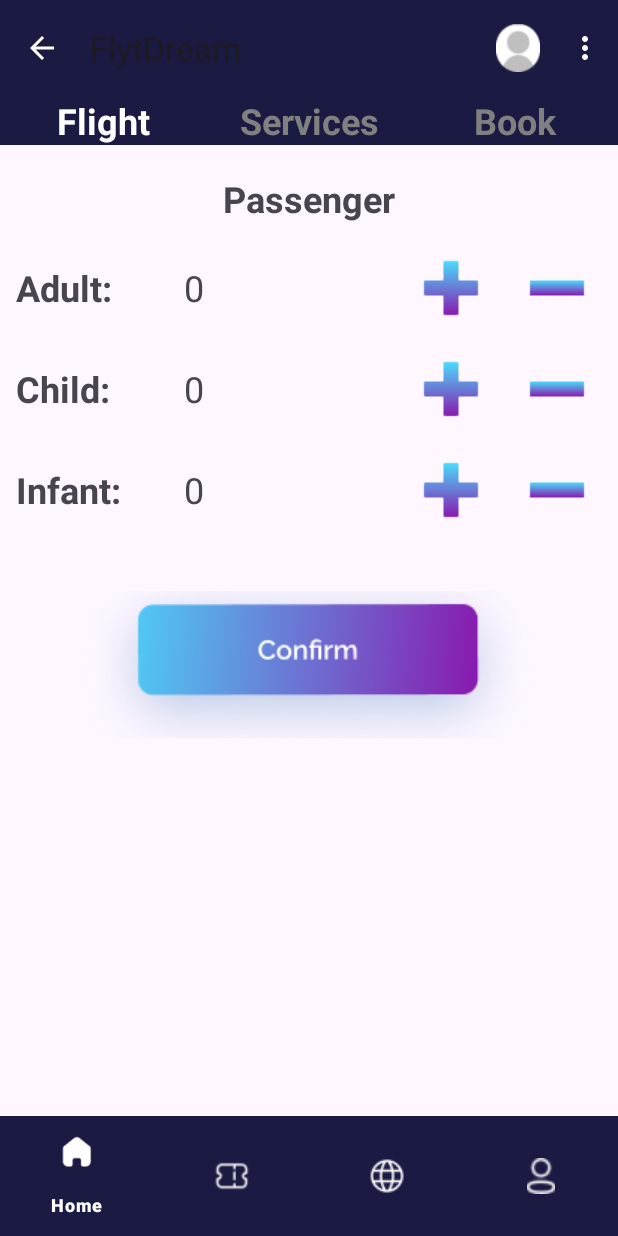
After one commit to T1adus/CSIT214-Project-Deliverable, an Android app: the fragment PassengerCountFragment placed in its activity, on a phone screen of 412 x 824 dp. The commit adds this screen. Run offline under Robolectric (Android 15) with nearby library versions, the phone set to English and light mode, and no system bars.

Commit message:
PassengerCountFragment
This commit creates the PassengerCountFragment. It is an extension of the TripFragment to enable the user to input the number of each type of passengers.

```diff
--- /dev/null
+++ b/FlytDream/app/src/main/java/com/example/flytdream/PassengerCountFragment.java
@@ -0,0 +1,188 @@
+package com.example.flytdream;
+
+import android.os.Bundle;
+
+import androidx.appcompat.app.ActionBar;
+import androidx.appcompat.app.AppCompatActivity;
+import androidx.fragment.app.Fragment;
+
+import android.view.LayoutInflater;
+import android.view.Menu;
+import android.view.MenuInflater;
+import android.view.MenuItem;
+import android.view.View;
+import android.view.ViewGroup;
+import android.widget.Button;
+import android.widget.ImageButton;
+import android.widget.TextView;
+import android.widget.Toast;
+
+import org.w3c.dom.Text;
+
+import java.text.SimpleDateFormat;
+import java.util.Calendar;
+import java.util.Date;
+import java.util.Locale;
+
+/**
+ * A simple {@link Fragment} subclass.
+ * Use the {@link PassengerCountFragment#newInstance} factory method to
+ * create an instance of this fragment.
+ */
+public class PassengerCountFragment extends Fragment {
+    private CoreActivity activity;
+    private BookingSession aBookingSession;
+    private TextView adultCount;
+    private ImageButton adultAdd;
+    private ImageButton adultMinus;
+    private TextView childCount;
+    private ImageButton childAdd;
+    private ImageButton childMinus;
+    private TextView infantCount;
+    private ImageButton infantAdd;
+    private ImageButton infantMinus;
+    private ImageButton confirmButton;
+
+    private int adult;
+    private int child;
+    private int infant;
+
+    // TODO: Rename parameter arguments, choose names that match
+    // the fragment initialization parameters, e.g. ARG_ITEM_NUMBER
+    private static final String ARG_PARAM1 = "param1";
+    private static final String ARG_PARAM2 = "param2";
+
+    // TODO: Rename and change types of parameters
+    private String mParam1;
+    private String mParam2;
+
+    public PassengerCountFragment() {
+        // Required empty public constructor
+    }
+
+    /**
+     * Use this factory method to create a new instance of
+     * this fragment using the provided parameters.
+     *
+     * @param param1 Parameter 1.
+     * @param param2 Parameter 2.
+     * @return A new instance of fragment PassengerCountFragment.
+     */
+    // TODO: Rename and change types and number of parameters
+    public static PassengerCountFragment newInstance(String param1, String param2) {
+        PassengerCountFragment fragment = new PassengerCountFragment();
+        Bundle args = new Bundle();
+        args.putString(ARG_PARAM1, param1);
+        args.putString(ARG_PARAM2, param2);
+        fragment.setArguments(args);
+        return fragment;
+    }
+
+    @Override
+    public void onCreate(Bundle savedInstanceState) {
+        super.onCreate(savedInstanceState);
+        if (getArguments() != null) {
+            mParam1 = getArguments().getString(ARG_PARAM1);
+            mParam2 = getArguments().getString(ARG_PARAM2);
+        }
+    }
+
+    @Override
+    public View onCreateView(LayoutInflater inflater, ViewGroup container,
+                             Bundle savedInstanceState) {
+        // Inflate the layout for this fragment
+        View view = inflater.inflate(R.layout.fragment_passenger_count, container, false);
+        setHasOptionsMenu(true);
+        activity = (CoreActivity) getActivity();
+        aBookingSession = activity.getBookingSession();
+
+        int[] passengers = aBookingSession.getPassenger();
+
+        adult = passengers[0];
+        child = passengers[1];
+        infant = passengers[2];
+
+        adultCount = view.findViewById(R.id.adultCount);
+        adultAdd = view.findViewById(R.id.adultAdd);
+        adultMinus = view.findViewById(R.id.adultMinus);
+        adultAdd.setOnClickListener(clickListener);
+        adultMinus.setOnClickListener(clickListener);
+
+        childCount = view.findViewById(R.id.childCount);
+        childAdd = view.findViewById(R.id.childAdd);
+        childMinus = view.findViewById(R.id.childMinus);
+        childAdd.setOnClickListener(clickListener);
+        childMinus.setOnClickListener(clickListener);
+
+        infantCount = view.findViewById(R.id.infantCount);
+        infantAdd = view.findViewById(R.id.infantAdd);
+        infantMinus = view.findViewById(R.id.infantMinus);
+        infantAdd.setOnClickListener(clickListener);
+        infantMinus.setOnClickListener(clickListener);
+
+        adultCount.setText(Integer.toString(adult));
+        childCount.setText(Integer.toString(child));
+        infantCount.setText(Integer.toString(infant));
+
+        confirmButton = view.findViewById(R.id.confirmButton);
+        confirmButton.setOnClickListener(clickListener);
+
+        return view;
+    }
+
+    View.OnClickListener clickListener = new View.OnClickListener() {
+        @Override
+        public void onClick(View v) {
+            if (v.getId() == R.id.adultAdd) {
+                adult += 1;
+                adultCount.setText(Integer.toString(adult));
+            } else if (v.getId() == R.id.adultMinus) {
+                if (adult > 0) {
+                    adult -= 1;
+                    adultCount.setText(Integer.toString(adult));
+                }
+            } else if (v.getId() == R.id.childAdd) {
+                child += 1;
+                childCount.setText(Integer.toString(child));
+            } else if (v.getId() == R.id.childMinus) {
+                if (child > 0) {
+                    child -= 1;
+                    childCount.setText(Integer.toString(child));
+                }
+            } else if (v.getId() == R.id.infantAdd) {
+                infant += 1;
+                infantCount.setText(Integer.toString(infant));
+            } else if (v.getId() == R.id.infantMinus) {
+                if (infant > 0) {
+                    infant -= 1;
+                    infantCount.setText(Integer.toString(infant));
+                }
+            } else if (v.getId() == R.id.confirmButton) {
+                aBookingSession.setPassenger(adult, child, infant);
+                activity.loadFragment(new TripFragment());
+            }
+        }
+    };
+
+    @Override
+    public void onCreateOptionsMenu(Menu menu, MenuInflater inflater) {
+        inflater.inflate(R.menu.top_nav_menu, menu);
+        super.onCreateOptionsMenu(menu, inflater);
+
+        ActionBar actionBar = ((AppCompatActivity) requireActivity()).getSupportActionBar();
+        if (actionBar != null) {
+            actionBar.setDisplayHomeAsUpEnabled(true);
+        }
+    }
+
+    @Override
+    public boolean onOptionsItemSelected (MenuItem item){
+        if (item.getItemId() == R.id.action_profile) {
+            Toast.makeText(this.getActivity(), "Yo!", Toast.LENGTH_SHORT).show();
+        } else if (item.getItemId() == android.R.id.home) {
+            activity.loadFragment(new TripFragment());
+            return true;
+        }
+        return super.onOptionsItemSelected(item);
+    }
+}
--- a/FlytDream/app/src/main/java/com/example/flytdream/TripFragment.java
+++ b/FlytDream/app/src/main/java/com/example/flytdream/TripFragment.java
@@ -115,7 +115,7 @@ public class TripFragment extends Fragment {
             } else if (v.getId() == R.id.dateSelection) {
                 activity.loadFragment(new CalendarFragment());
             } else if (v.getId() == R.id.passengerInput) {
-                activity.loadFragment(new CustomerInfoFragment());
+                activity.loadFragment(new PassengerCountFragment());
             }
         }
     };
@@ -141,7 +141,31 @@ public class TripFragment extends Fragment {
         int infant = passenger[2];
 
         if (adult != 0 || child != 0 || infant != 0) {
-            String passengerDisplay = String.format("%d Adults, %d Kids, %d Infants", adult, child, infant);
+            String adultCount = "";
+            String childCount = "";
+            String infantCount = "";
+
+            if (adult > 0) {
+                if (child > 0 || infant > 0) {
+                    adultCount = String.format("%d Adults,", adult);
+                } else {
+                    adultCount = String.format("%d Adults", adult);
+                }
+            }
+
+            if (child > 0) {
+                if (infant > 0) {
+                    childCount = String.format("%d Kids,", child);
+                } else {
+                    childCount = String.format("%d Kids", child);
+                }
+            }
+
+            if (infant > 0) {
+                infantCount = String.format("%d Infants", infant);
+            }
+
+            String passengerDisplay = String.format("%s %s %s", adultCount, childCount, infantCount);
             passengerInput.setText(passengerDisplay);
         }
     }
--- a/FlytDream/app/src/main/res/layout/activity_sign_in.xml
+++ b/FlytDream/app/src/main/res/layout/activity_sign_in.xml
@@ -51,7 +51,7 @@
         android:background="@drawable/edit_text_border"
         android:ems="10"
         android:hint="@string/emailRegisterHint"
-        android:inputType="textPassword"
+        android:inputType="text"
         android:paddingLeft="16dp"
         android:text="@string/blank"
         android:textColor="@color/white"
@@ -69,7 +69,7 @@
         android:background="@drawable/edit_text_border"
         android:ems="10"
         android:hint="@string/passwordEditHint"
-        android:inputType="phone"
+        android:inputType="textPassword"
         android:paddingLeft="16dp"
         android:text="@string/blank"
         android:textColor="@color/white"
--- a/FlytDream/app/src/main/res/layout/fragment_calendar.xml
+++ b/FlytDream/app/src/main/res/layout/fragment_calendar.xml
@@ -53,6 +53,12 @@
         </LinearLayout>
 
         <TextView
+            android:id="@+id/textView2"
+            android:layout_width="match_parent"
+            android:layout_height="wrap_content"
+            android:text="@string/blank" />
+
+        <TextView
             android:id="@+id/textView3"
             android:layout_width="match_parent"
             android:layout_height="wrap_content"
@@ -71,9 +77,9 @@
         <ImageButton
             android:id="@+id/confirmButton"
             android:layout_width="match_parent"
-            android:layout_height="wrap_content"
-            android:src="@drawable/seat_confirm"
-            android:background="@android:color/transparent"/>
+            android:layout_height="93dp"
+            android:background="@android:color/transparent"
+            android:src="@drawable/seat_confirm" />
 
     </LinearLayout>
 
--- /dev/null
+++ b/FlytDream/app/src/main/res/layout/fragment_passenger_count.xml
@@ -0,0 +1,257 @@
+<?xml version="1.0" encoding="utf-8"?>
+<FrameLayout xmlns:android="http://schemas.android.com/apk/res/android"
+    xmlns:tools="http://schemas.android.com/tools"
+    android:layout_width="match_parent"
+    android:layout_height="match_parent"
+    tools:context=".PassengerCountFragment">
+
+    <LinearLayout
+        android:layout_width="match_parent"
+        android:layout_height="match_parent"
+        android:gravity="center"
+        android:orientation="vertical">
+
+        <LinearLayout
+            android:layout_width="match_parent"
+            android:layout_height="wrap_content"
+            android:orientation="horizontal">
+
+            <TextView
+                android:id="@+id/flightSection"
+                android:layout_width="fill_parent"
+                android:layout_height="fill_parent"
+                android:layout_weight="1"
+                android:background="@color/darkblue"
+                android:text="@string/flightSectionText"
+                android:textAlignment="center"
+                android:textColor="@color/white"
+                android:textSize="24sp"
+                android:textStyle="bold" />
+
+            <TextView
+                android:id="@+id/serviceSection"
+                android:layout_width="fill_parent"
+                android:layout_height="fill_parent"
+                android:layout_weight="1"
+                android:background="@color/darkblue"
+                android:text="@string/serviceSectionText"
+                android:textAlignment="center"
+                android:textColor="@color/grey"
+                android:textSize="24sp"
+                android:textStyle="bold" />
+
+            <TextView
+                android:id="@+id/bookSection"
+                android:layout_width="fill_parent"
+                android:layout_height="fill_parent"
+                android:layout_weight="1"
+                android:background="@color/darkblue"
+                android:text="@string/bookSectionText"
+                android:textAlignment="center"
+                android:textColor="@color/grey"
+                android:textSize="24sp"
+                android:textStyle="bold" />
+
+        </LinearLayout>
+
+        <LinearLayout
+            android:layout_width="390dp"
+            android:layout_height="match_parent"
+            android:layout_gravity="center_horizontal"
+            android:orientation="vertical">
+
+            <TextView
+                android:id="@+id/textView2"
+                android:layout_width="match_parent"
+                android:layout_height="wrap_content"
+                android:text="@string/blank" />
+
+            <TextView
+                android:id="@+id/textView3"
+                android:layout_width="match_parent"
+                android:layout_height="wrap_content"
+                android:text="@string/passengerCount"
+                android:textAlignment="center"
+                android:textSize="24sp"
+                android:textStyle="bold" />
+
+
+            <TextView
+                android:id="@+id/textView18"
+                android:layout_width="match_parent"
+                android:layout_height="wrap_content"
+                android:text="@string/blank" />
+
+            <LinearLayout
+                android:layout_width="match_parent"
+                android:layout_height="wrap_content"
+                android:orientation="horizontal">
+
+                <TextView
+                    android:id="@+id/adultCountView"
+                    android:layout_width="101dp"
+                    android:layout_height="fill_parent"
+                    android:layout_weight="1"
+                    android:gravity="center_vertical"
+                    android:text="@string/adultCountViewText"
+                    android:textSize="24sp"
+                    android:textStyle="bold" />
+
+                <TextView
+                    android:id="@+id/adultCount"
+                    android:layout_width="138dp"
+                    android:layout_height="fill_parent"
+                    android:layout_weight="1"
+                    android:gravity="center_vertical"
+                    android:text="@string/initialValue"
+                    android:textSize="24sp" />
+
+                <ImageButton
+                    android:id="@+id/adultAdd"
+                    android:layout_width="wrap_content"
+                    android:layout_height="wrap_content"
+                    android:layout_weight="1"
+                    android:background="@android:color/transparent"
+                    android:src="@drawable/plus_icon" />
+
+                <TextView
+                    android:id="@+id/textView14"
+                    android:layout_width="wrap_content"
+                    android:layout_height="wrap_content"
+                    android:layout_weight="1"
+                    android:text="@string/blank" />
+
+                <ImageButton
+                    android:id="@+id/adultMinus"
+                    android:layout_width="wrap_content"
+                    android:layout_height="wrap_content"
+                    android:layout_weight="1"
+                    android:background="@android:color/transparent"
+                    android:src="@drawable/minus_icon" />
+            </LinearLayout>
+
+            <TextView
+                android:id="@+id/textView19"
+                android:layout_width="match_parent"
+                android:layout_height="wrap_content"
+                android:text="@string/blank" />
+
+            <LinearLayout
+                android:layout_width="match_parent"
+                android:layout_height="wrap_content"
+                android:orientation="horizontal">
+
+                <TextView
+                    android:id="@+id/childCountView"
+                    android:layout_width="101dp"
+                    android:layout_height="fill_parent"
+                    android:layout_weight="1"
+                    android:gravity="center_vertical"
+                    android:text="@string/childCountViewText"
+                    android:textSize="24sp"
+                    android:textStyle="bold" />
+
+                <TextView
+                    android:id="@+id/childCount"
+                    android:layout_width="138dp"
+                    android:layout_height="fill_parent"
+                    android:layout_weight="1"
+                    android:gravity="center_vertical"
+                    android:text="@string/initialValue"
+                    android:textSize="24sp" />
+
+                <ImageButton
+                    android:id="@+id/childAdd"
+                    android:layout_width="wrap_content"
+                    android:layout_height="wrap_content"
+                    android:layout_weight="1"
+                    android:background="@android:color/transparent"
+                    android:src="@drawable/plus_icon" />
+
+                <TextView
+                    android:id="@+id/textView16"
+                    android:layout_width="wrap_content"
+                    android:layout_height="wrap_content"
+                    android:layout_weight="1"
+                    android:text="@string/blank" />
+
+                <ImageButton
+                    android:id="@+id/childMinus"
+                    android:layout_width="wrap_content"
+                    android:layout_height="wrap_content"
+                    android:layout_weight="1"
+                    android:background="@android:color/transparent"
+                    android:src="@drawable/minus_icon" />
+            </LinearLayout>
+
+            <TextView
+                android:id="@+id/textView20"
+                android:layout_width="match_parent"
+                android:layout_height="wrap_content"
+                android:text="@string/blank" />
+
+            <LinearLayout
+                android:layout_width="match_parent"
+                android:layout_height="wrap_content"
+                android:orientation="horizontal">
+
+                <TextView
+                    android:id="@+id/infantCountView"
+                    android:layout_width="101dp"
+                    android:layout_height="fill_parent"
+                    android:layout_weight="1"
+                    android:gravity="center_vertical"
+                    android:text="@string/infantCountViewText"
+                    android:textSize="24sp"
+                    android:textStyle="bold" />
+
+                <TextView
+                    android:id="@+id/infantCount"
+                    android:layout_width="138dp"
+                    android:layout_height="fill_parent"
+                    android:layout_weight="1"
+                    android:gravity="center_vertical"
+                    android:text="@string/initialValue"
+                    android:textSize="24sp" />
+
+                <ImageButton
+                    android:id="@+id/infantAdd"
+                    android:layout_width="wrap_content"
+                    android:layout_height="wrap_content"
+                    android:layout_weight="1"
+                    android:background="@android:color/transparent"
+                    android:src="@drawable/plus_icon" />
+
+                <TextView
+                    android:id="@+id/textView17"
+                    android:layout_width="wrap_content"
+                    android:layout_height="wrap_content"
+                    android:layout_weight="1"
+                    android:text="@string/blank" />
+
+                <ImageButton
+                    android:id="@+id/infantMinus"
+                    android:layout_width="wrap_content"
+                    android:layout_height="wrap_content"
+                    android:layout_weight="1"
+                    android:background="@android:color/transparent"
+                    android:src="@drawable/minus_icon" />
+
+            </LinearLayout>
+
+            <TextView
+                android:id="@+id/textView4"
+                android:layout_width="match_parent"
+                android:layout_height="43dp"
+                android:text="@string/blank" />
+
+            <ImageButton
+                android:id="@+id/confirmButton"
+                android:layout_width="match_parent"
+                android:layout_height="98dp"
+                android:background="@android:color/transparent"
+                android:src="@drawable/seat_confirm" />
+        </LinearLayout>
+
+    </LinearLayout>
+</FrameLayout>
--- a/FlytDream/app/src/main/res/layout/fragment_trip.xml
+++ b/FlytDream/app/src/main/res/layout/fragment_trip.xml
@@ -154,7 +154,8 @@
                     android:layout_height="fill_parent"
                     android:layout_weight="1"
                     android:gravity="center_vertical"
-                    android:text="@string/date" />
+                    android:text="@string/date"
+                    android:textStyle="bold" />
 
                 <Spinner
                     android:id="@+id/classSelect"
@@ -182,7 +183,8 @@
                 android:layout_width="match_parent"
                 android:layout_height="60dp"
                 android:gravity="center_vertical"
-                android:text="@string/passengerInputText" />
+                android:text="@string/passengerInputText"
+                android:textStyle="bold" />
 
             <ImageView
                 android:id="@+id/imageView10"
--- a/FlytDream/app/src/main/res/values/strings.xml
+++ b/FlytDream/app/src/main/res/values/strings.xml
@@ -37,4 +37,9 @@
     <string name="genderInputText">Gender:</string>
     <string name="passportInput">Passport:</string>
     <string name="departureCalendarText">Depart On</string>
+    <string name="passengerCount">Passenger</string>
+    <string name="initialValue">0</string>
+    <string name="adultCountViewText">Adult:</string>
+    <string name="childCountViewText">Child:</string>
+    <string name="infantCountViewText">Infant:</string>
 </resources>
```
Also changed, not shown: FlytDream/app/src/main/res/drawable/minus_icon.png (added), FlytDream/app/src/main/res/drawable/plus_icon.png (added), 2 other files.
